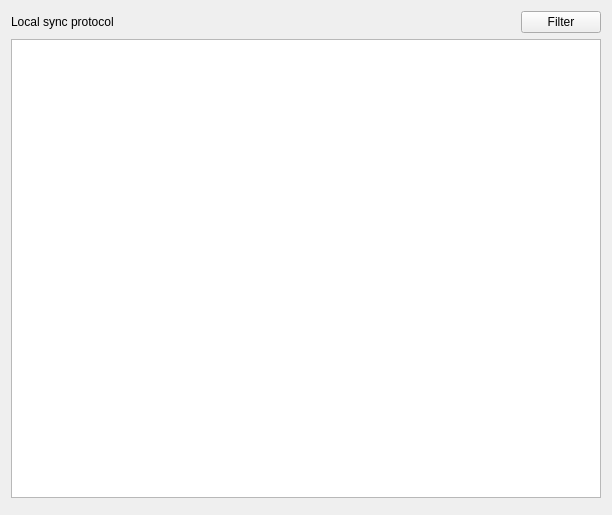
Before: the Qt Designer form src/gui/protocolwidget.ui in nextcloud/desktop, drawn with Qt 5.
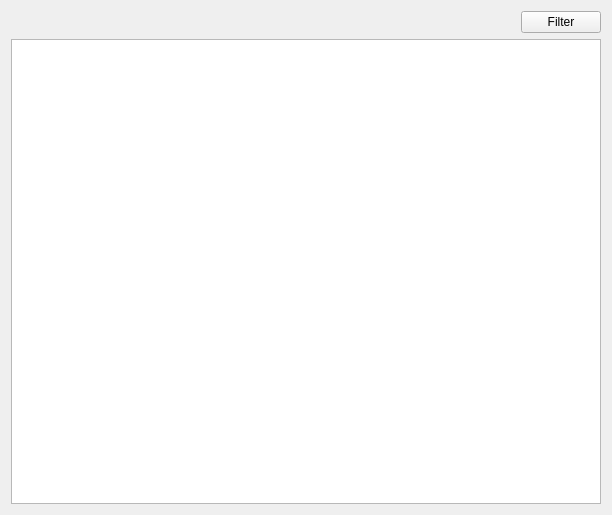
After: the same form once the commit is applied.

Commit message:
Rename "Local sync protocol" tab in activity view to "Local Activity"
This makes the purpose more clear to users, and removes the need for
the label above the table. In case of oc10, it also makes the difference
clear between this tab and the "Server Activity" tab.

The table itself now also has an a11y name.

Fixes: #11637

Diff of the .ui file:
```diff
--- a/src/gui/protocolwidget.ui
+++ b/src/gui/protocolwidget.ui
@@ -10,22 +10,9 @@
     <height>515</height>
    </rect>
   </property>
-  <property name="windowTitle">
-   <string>Form</string>
-  </property>
   <layout class="QVBoxLayout" name="verticalLayout">
    <item>
     <layout class="QHBoxLayout" name="horizontalLayout">
-     <item>
-      <widget class="QLabel" name="_headerLabel">
-       <property name="text">
-        <string>Local sync protocol</string>
-       </property>
-       <property name="textFormat">
-        <enum>Qt::PlainText</enum>
-       </property>
-      </widget>
-     </item>
      <item>
       <spacer name="horizontalSpacer">
        <property name="orientation">
@@ -53,6 +40,9 @@
      <property name="contextMenuPolicy">
       <enum>Qt::CustomContextMenu</enum>
      </property>
+     <property name="accessibleName">
+      <string>Local activity table</string>
+     </property>
      <property name="alternatingRowColors">
       <bool>true</bool>
      </property>
@@ -73,9 +63,6 @@
      </attribute>
     </widget>
    </item>
-   <item>
-    <widget class="QDialogButtonBox" name="_dialogButtonBox"/>
-   </item>
   </layout>
  </widget>
  <resources/>
```
The commit also changes 1 other file.
